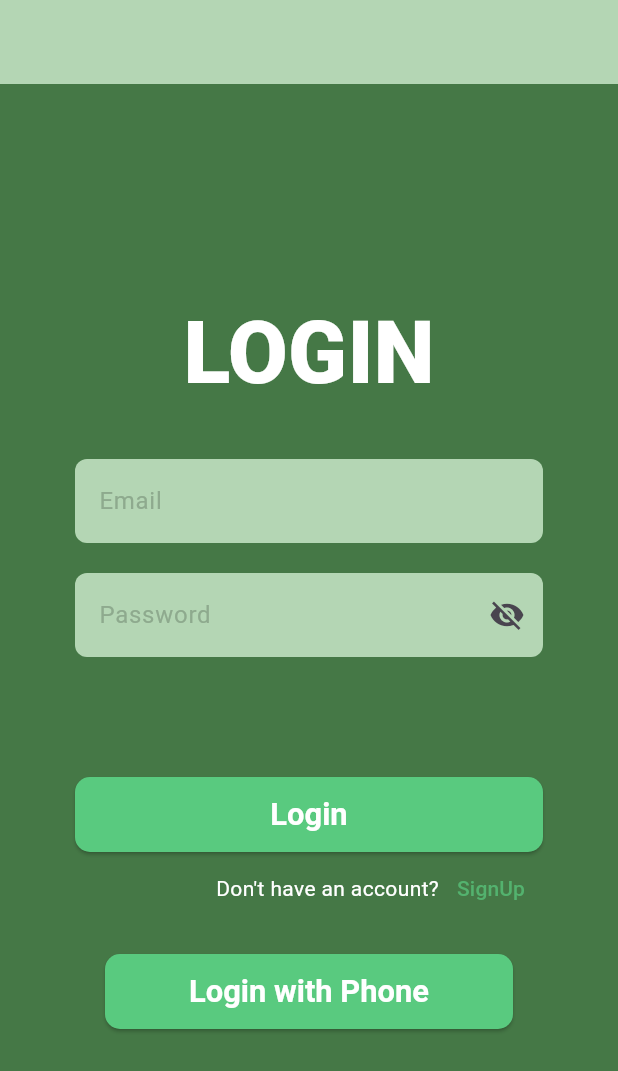
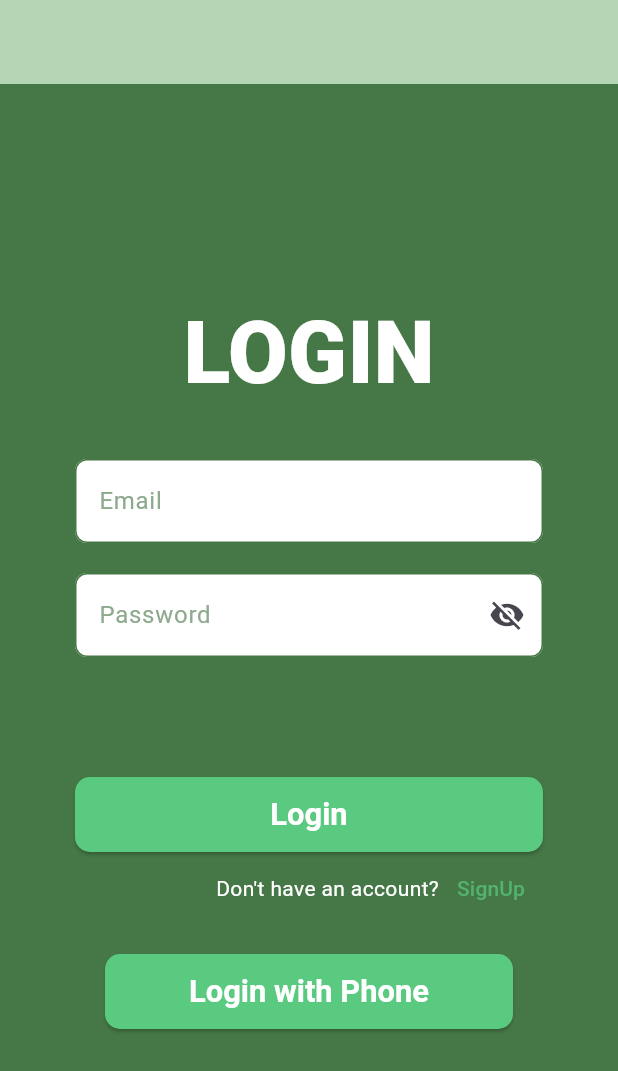
Before and after one commit to saadahmed0147/Flutter-Firebase-Demo, a Flutter app: the screen it shows after launch, on a phone screen of 412 x 824 dp. Shown: the top 1071 px of the screen. Run offline on Flutter 3.47's test engine with Material 3 defaults, Android fonts, the light colour scheme and no system bars; our stand-ins replace another_flushbar, country_picker, firebase_auth, firebase_core, firebase_database; accounts and stored records are empty.

Commit message:
Update round_textfield.dart

```diff
--- a/lib/Component/round_textfield.dart
+++ b/lib/Component/round_textfield.dart
@@ -57,7 +57,7 @@ class _RoundTextFieldState extends State<RoundTextField> {
               decoration: InputDecoration(
                 border: InputBorder.none,
                 filled: true,
-                fillColor: AppColors.lightGreenColor,
+                fillColor: AppColors.whiteColor,
                 floatingLabelBehavior: FloatingLabelBehavior.always,
                 hintText: widget.hint,
                 hintStyle: const TextStyle(color: Color(0xff8eaa8e)),
@@ -74,14 +74,15 @@ class _RoundTextFieldState extends State<RoundTextField> {
                         ),
                       )
                     : null,
-                   errorBorder:  const OutlineInputBorder(
-                    borderSide: BorderSide.none,
+
+                errorBorder: const OutlineInputBorder(
+                    borderSide: BorderSide(color: AppColors.greenColor),
                     borderRadius: BorderRadius.all(Radius.circular(8))),
                 focusedBorder: const OutlineInputBorder(
-                    borderSide: BorderSide.none,
+                    borderSide: BorderSide(color: AppColors.greenColor),
                     borderRadius: BorderRadius.all(Radius.circular(8))),
                 enabledBorder: const OutlineInputBorder(
-                  borderSide: BorderSide.none,
+                  borderSide: BorderSide(color: AppColors.greenColor),
                   borderRadius: BorderRadius.all(
                     Radius.circular(8),
                   ),
```
